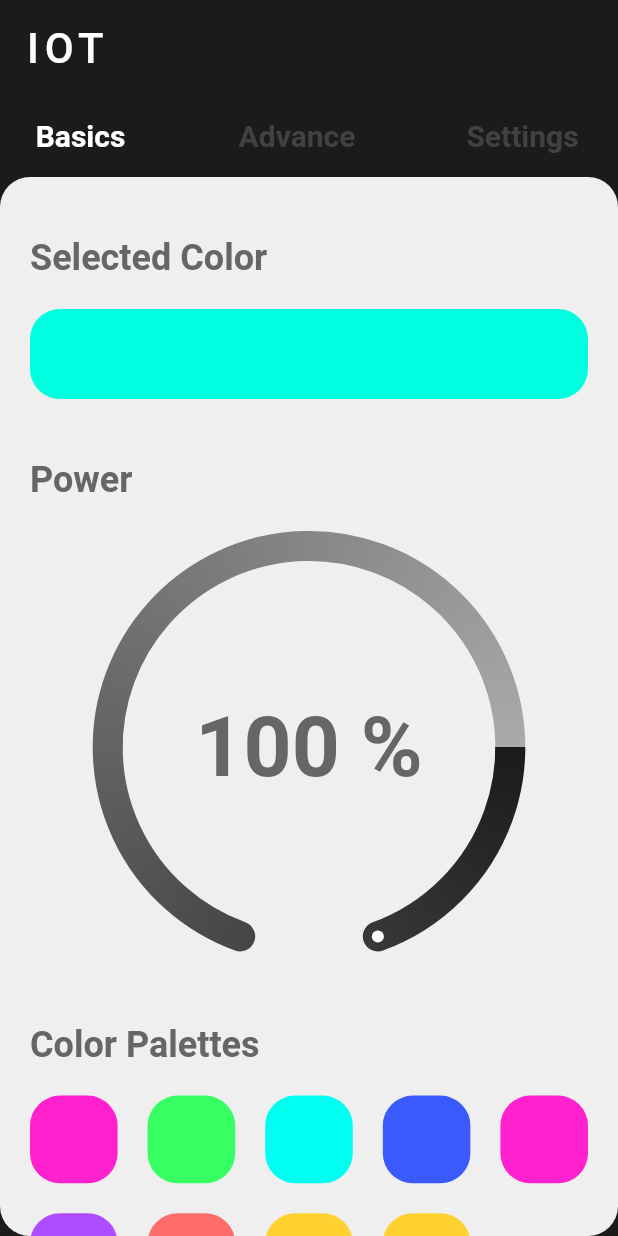
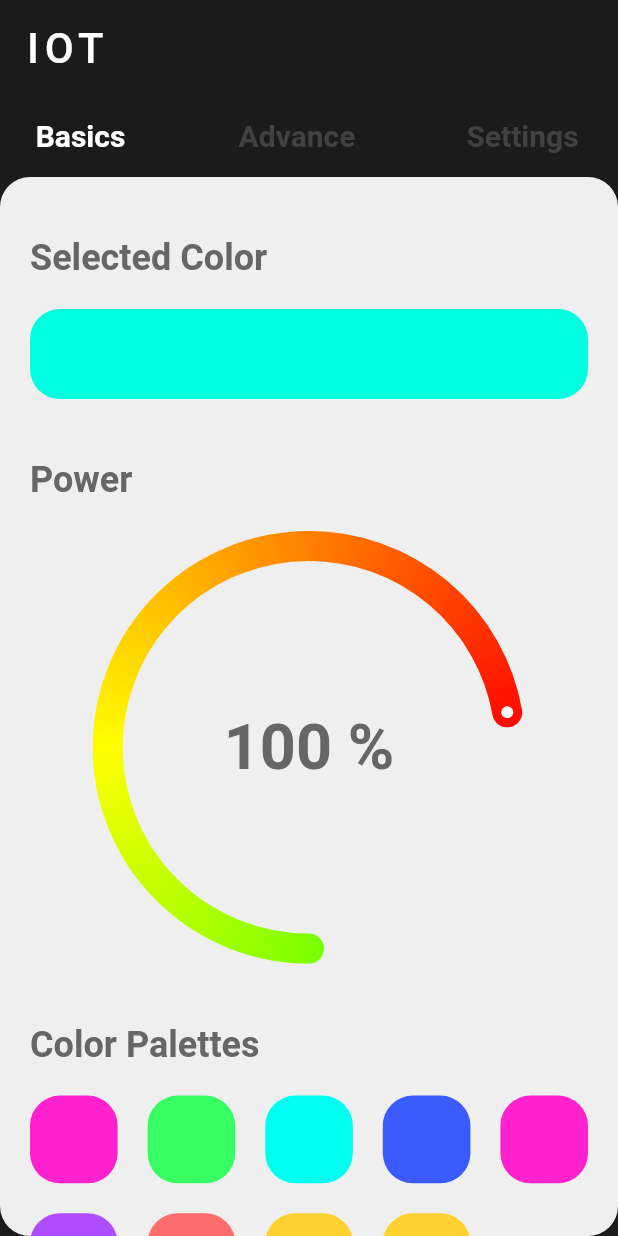
Before and after one commit to ajay963/iot, a Flutter app: the screen it shows after launch, on a phone screen of 412 x 824 dp. Run offline on Flutter 3.47's test engine with Material 2 defaults, Android fonts, the phone set to English and light mode, and no system bars; drawn by our look-alikes of sleek_circular_slider; our stand-ins replace connectivity_plus, google_fonts, internet_connection_checker; missing offline and left inert: flex_color_picker.

Commit message:
added onTap property to color boxes and minor ui fixes

```diff
--- a/lib/provider/light_data.dart
+++ b/lib/provider/light_data.dart
@@ -4,12 +4,15 @@ import 'package:flutter/material.dart';
 
 class LightData extends ChangeNotifier {
   double _brightness = 100;
-  Color _colorData = const Color(0xff00ffe0);
+  Color _colorData1 = const Color(0xff00ffe0);
+  Color _colorData2 = const Color(0xff00ffe0);
+
   final List<Color> _recentColorsList = [const Color(0xff00ffe0)];
 
   double get getBulbBrightness => _brightness;
-  Color get getColor => _colorData;
-  String get getColorInString => _colorData
+  Color get getColor1 => _colorData1;
+  Color get getColor2 => _colorData2;
+  String get getColorInString => _colorData1
       .toString()
       .replaceAll('Color(0xff', '#')
       .replaceAll(')', '')
@@ -20,8 +23,13 @@ class LightData extends ChangeNotifier {
     notifyListeners();
   }
 
-  void setColor({required Color colorData}) {
-    _colorData = colorData;
+  void setColor1({required Color colorData}) {
+    _colorData1 = colorData;
+    notifyListeners();
+  }
+
+  void setColor2({required Color colorData}) {
+    _colorData2 = colorData;
     notifyListeners();
   }
 
--- a/lib/screens/basic_screen.dart
+++ b/lib/screens/basic_screen.dart
@@ -13,8 +13,8 @@ class BasicsPage extends StatelessWidget {
 
   @override
   Widget build(BuildContext context) {
-    final colorList = Provider.of<ColorList>(context);
-    final gradientData = Provider.of<GradientDatalist>(context);
+    final _colorList = Provider.of<ColorList>(context);
+    final _gradientData = Provider.of<GradientDatalist>(context);
     final _brightness = Provider.of<LightData>(context);
     final TextTheme _txtTheme = Theme.of(context).textTheme;
 
@@ -36,7 +36,10 @@ class BasicsPage extends StatelessWidget {
                 height: 60,
                 width: double.infinity,
                 decoration: BoxDecoration(
-                  color: _brightness.getColor,
+                  gradient: LinearGradient(
+                      colors: [_brightness.getColor1, _brightness.getColor2],
+                      begin: Alignment.topLeft,
+                      end: Alignment.topRight),
                   borderRadius: BorderRadius.circular(20),
                 )),
             const SizedBox(height: 40),
@@ -63,9 +66,16 @@ class BasicsPage extends StatelessWidget {
                     crossAxisSpacing: 20,
                     crossAxisCount: 5,
                   ),
-                  itemCount: colorList.colorList.length,
+                  itemCount: _colorList.colorList.length,
                   itemBuilder: (BuildContext context, int index) {
-                    return ColorBox(colorCode: colorList.colorList[index]);
+                    return ColorBox(
+                        onTap: () {
+                          _brightness.setColor1(
+                              colorData: _colorList.colorList[index]);
+                          _brightness.setColor2(
+                              colorData: _colorList.colorList[index]);
+                        },
+                        colorCode: _colorList.colorList[index]);
                   },
                 ),
               ],
@@ -80,13 +90,21 @@ class BasicsPage extends StatelessWidget {
               shrinkWrap: true,
               itemExtent: 90,
               physics: const BouncingScrollPhysics(),
-              itemCount: gradientData.getGradinetData.length,
+              itemCount: _gradientData.getGradinetData.length,
               itemBuilder: (BuildContext context, int index) {
                 return GradientBox(
-                    color1: gradientData.getGradinetData[index].color1,
-                    color2: gradientData.getGradinetData[index].color2,
+                    onTap: () {
+                      _brightness.setColor1(
+                          colorData:
+                              _gradientData.getGradinetData[index].color1);
+                      _brightness.setColor2(
+                          colorData:
+                              _gradientData.getGradinetData[index].color2);
+                    },
+                    color1: _gradientData.getGradinetData[index].color1,
+                    color2: _gradientData.getGradinetData[index].color2,
                     graientName:
-                        gradientData.getGradinetData[index].graientName);
+                        _gradientData.getGradinetData[index].graientName);
               },
             ),
             const SizedBox(height: 20),
@@ -110,12 +128,12 @@ class CircularSlider extends StatelessWidget {
       max: 100,
       appearance: CircularSliderAppearance(
           size: MediaQuery.of(context).size.width * 0.7,
-          startAngle: 110,
-          angleRange: 320,
+          startAngle: 90,
+          angleRange: 260,
           infoProperties: InfoProperties(
               mainLabelStyle: TextStyle(
                   fontFamily: GoogleFonts.roboto().fontFamily,
-                  fontSize: 56,
+                  fontSize: 42,
                   fontWeight: FontWeight.bold,
                   color: const Color(0xff666666))),
           customWidths: CustomSliderWidths(progressBarWidth: 20),
@@ -123,9 +141,12 @@ class CircularSlider extends StatelessWidget {
               shadowColor: Colors.transparent,
               hideShadow: true,
               trackColor: const Color(0xffaAaAaA),
+              gradientStartAngle: 90,
+              gradientEndAngle: 360,
               progressBarColors: [
-                const Color(0xff1b1b1b),
-                const Color(0xffaAaAaA),
+                const Color(0xff00FF00),
+                const Color(0xffFFFF00),
+                const Color(0xffFF0000),
               ])),
     );
   }
--- a/lib/widgets/boxes.dart
+++ b/lib/widgets/boxes.dart
@@ -2,16 +2,18 @@ import 'package:flutter/material.dart';
 
 class ColorBox extends StatelessWidget {
   final Color colorCode;
+  final Function() onTap;
   const ColorBox({
     Key? key,
     required this.colorCode,
+    required this.onTap,
   }) : super(key: key);
 
   @override
   Widget build(BuildContext context) {
     // final Size screenSize = MediaQuery.of(context).size;
     return InkWell(
-      onTap: () {},
+      onTap: onTap,
       borderRadius: BorderRadius.circular(20),
       splashColor: Colors.white.withOpacity(0.5),
       child: Ink(
@@ -28,11 +30,13 @@ class GradientBox extends StatelessWidget {
   final Color color1;
   final Color color2;
   final String graientName;
+  final Function() onTap;
   const GradientBox({
     Key? key,
     required this.color1,
     required this.color2,
     required this.graientName,
+    required this.onTap,
   }) : super(key: key);
 
   @override
@@ -47,7 +51,7 @@ class GradientBox extends StatelessWidget {
             style: Theme.of(context).textTheme.bodyText1),
         const SizedBox(height: 10),
         InkWell(
-          onTap: () {},
+          onTap: onTap,
           borderRadius: BorderRadius.circular(10),
           splashColor: Colors.white.withOpacity(0.5),
           child: Ink(
```
Also changed, not shown: lib/screens/advance_page.dart (+14 -4 lines).
